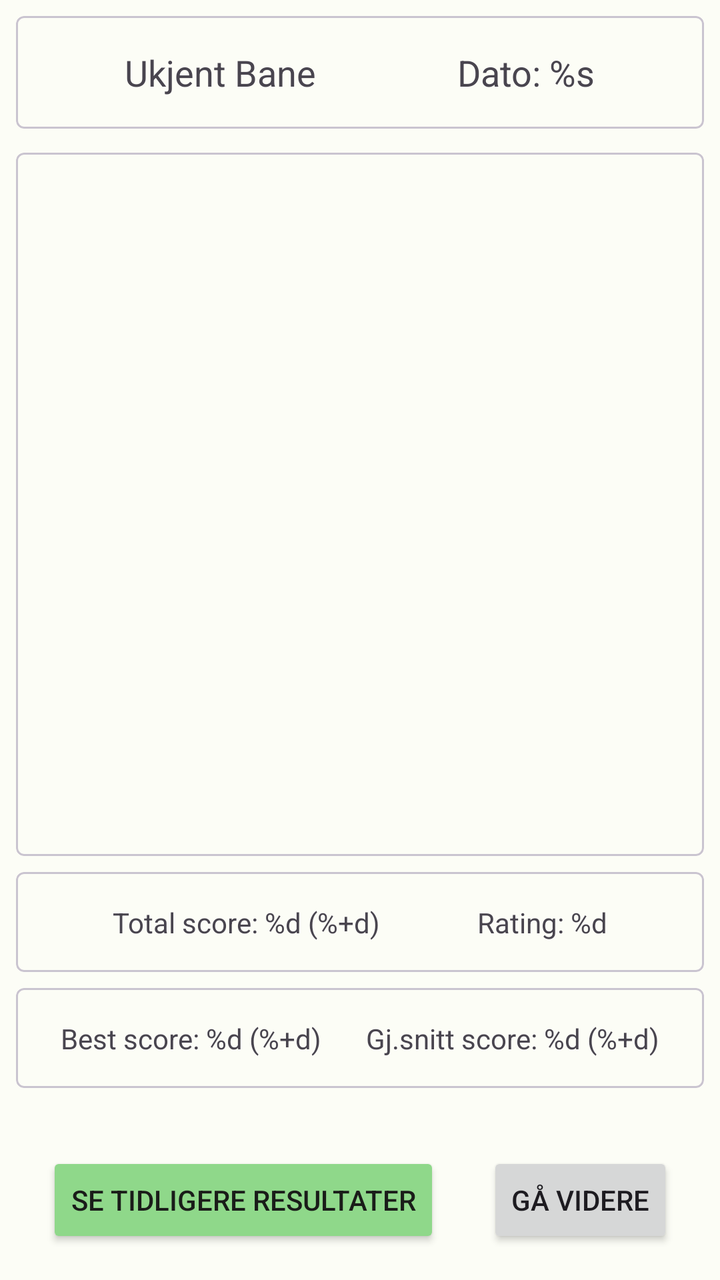
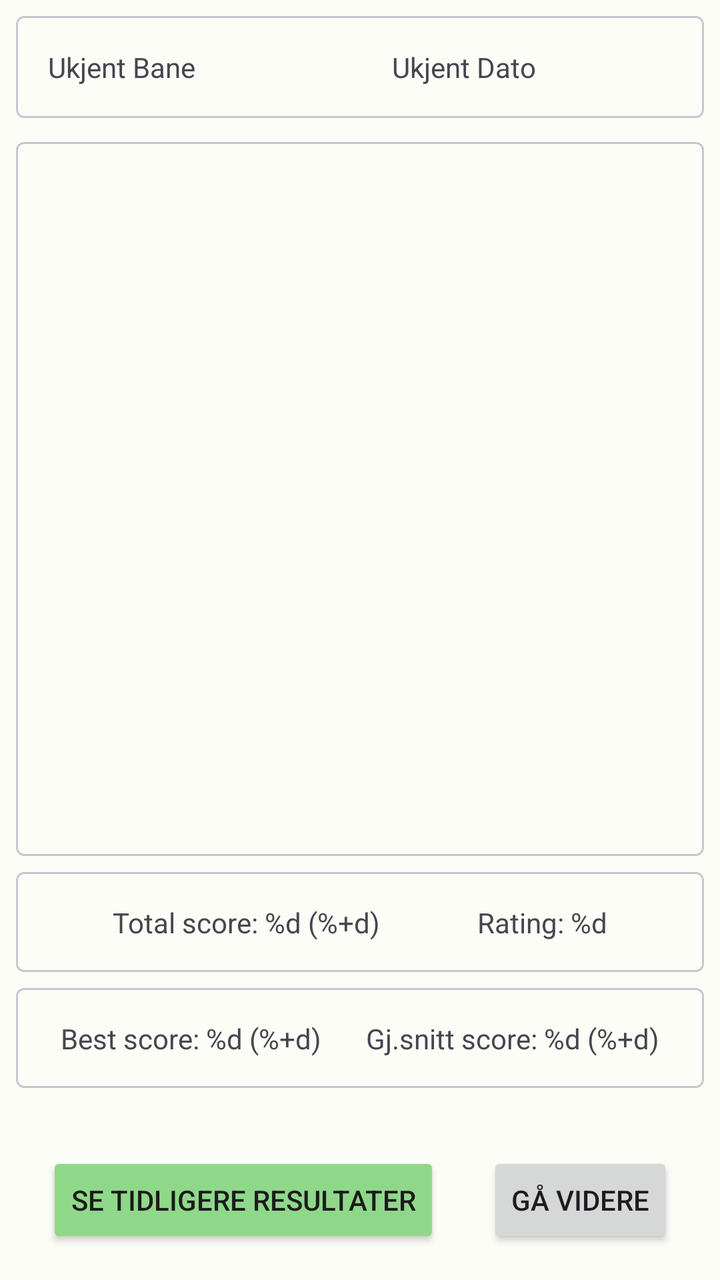

Screens rendered from an Android XML layout before and after an edit, with the pre-edit source and the edit as a unified diff.
<!-- AndroidManifest.xml: application theme Theme.DiscgolfApp -->
<!-- res/layout/fragment_score_board.xml -->
<?xml version="1.0" encoding="utf-8"?>
<androidx.constraintlayout.widget.ConstraintLayout xmlns:android="http://schemas.android.com/apk/res/android"
    xmlns:app="http://schemas.android.com/apk/res-auto"
    xmlns:tools="http://schemas.android.com/tools"
    android:layout_width="match_parent"
    android:layout_height="match_parent"
    tools:context=".screens.play.scoreboard.ScoreBoardFragment">

    <com.google.android.material.card.MaterialCardView
        android:id="@+id/scoreBoardHeaderCardView"
        android:layout_width="0dp"
        android:layout_height="wrap_content"
        android:layout_gravity="center"
        android:layout_marginStart="8dp"
        android:layout_marginTop="8dp"
        android:layout_marginEnd="8dp"
        android:layout_marginBottom="4dp"
        app:cardCornerRadius="4dp"
        app:layout_constraintBottom_toTopOf="@+id/finishScoreBoardResultsCardView"
        app:layout_constraintEnd_toEndOf="parent"
        app:layout_constraintStart_toStartOf="parent"
        app:layout_constraintTop_toTopOf="parent">

        <androidx.constraintlayout.widget.ConstraintLayout
            android:layout_width="match_parent"
            android:layout_height="match_parent">

            <TextView
                android:id="@+id/scoreBoardCourseHeader"
                android:layout_width="wrap_content"
                android:layout_height="wrap_content"
                android:padding="16dp"
                android:text="@string/scoreboard_course_name_placeholder"
                android:textSize="18sp"
                app:layout_constraintBottom_toBottomOf="parent"
                app:layout_constraintEnd_toStartOf="@+id/scoreBoardDateHeader"
                app:layout_constraintHorizontal_bias="0.5"
                app:layout_constraintStart_toStartOf="parent"
                app:layout_constraintTop_toTopOf="parent" />

            <TextView
                android:id="@+id/scoreBoardDateHeader"
                android:layout_width="wrap_content"
                android:layout_height="wrap_content"
                android:padding="16dp"
                android:text="@string/scoreboard_date_header"
                android:textSize="18sp"
                app:layout_constraintBottom_toBottomOf="parent"
                app:layout_constraintEnd_toEndOf="parent"
                app:layout_constraintHorizontal_bias="0.5"
                app:layout_constraintStart_toEndOf="@+id/scoreBoardCourseHeader"
                app:layout_constraintTop_toTopOf="parent"
                app:layout_constraintVertical_bias="0.0" />

        </androidx.constraintlayout.widget.ConstraintLayout>

    </com.google.android.material.card.MaterialCardView>

    <com.google.android.material.card.MaterialCardView
        android:id="@+id/finishScoreBoardResultsCardView"
        android:layout_width="0dp"
        android:layout_height="0dp"
        android:layout_gravity="center"
        android:layout_marginStart="8dp"
        android:layout_marginTop="8dp"
        android:layout_marginEnd="8dp"
        android:layout_marginBottom="8dp"
        app:cardCornerRadius="4dp"
        app:layout_constraintBottom_toTopOf="@+id/scoreBoardScoreAndRatingCardView"
        app:layout_constraintEnd_toEndOf="parent"
        app:layout_constraintStart_toStartOf="parent"
        app:layout_constraintTop_toBottomOf="@+id/scoreBoardHeaderCardView">

        <ScrollView
            android:id="@+id/scoreBoardLayout"
            android:layout_width="match_parent"
            android:layout_height="match_parent">

            <LinearLayout
                android:id="@+id/scoreBoardLinearLayout"
                android:layout_width="wrap_content"
                android:layout_height="wrap_content"
                android:layout_margin="8dp"
                android:contentDescription="@string/scoreboard_ll_content_desc"
                android:orientation="vertical" />

        </ScrollView>

    </com.google.android.material.card.MaterialCardView>

    <com.google.android.material.card.MaterialCardView
        android:id="@+id/scoreBoardScoreAndRatingCardView"
        android:layout_width="0dp"
        android:layout_height="50dp"
        android:layout_gravity="center"
        android:layout_marginStart="8dp"
        android:layout_marginEnd="8dp"
        android:layout_marginBottom="8dp"
        app:cardCornerRadius="4dp"
        app:layout_constraintBottom_toTopOf="@+id/scoreBoardBestAndAvgScoreCardView"
        app:layout_constraintEnd_toEndOf="parent"
        app:layout_constraintStart_toStartOf="parent">

        <androidx.constraintlayout.widget.ConstraintLayout
            android:layout_width="match_parent"
            android:layout_height="match_parent">

            <TextView
                android:id="@+id/totalScoreTextView"
                android:layout_width="wrap_content"
                android:layout_height="wrap_content"
                android:text="@string/scoreboard_text_total"
                app:layout_constraintBottom_toBottomOf="parent"
                app:layout_constraintEnd_toStartOf="@+id/round_rating"
                app:layout_constraintHorizontal_bias="0.5"
                app:layout_constraintStart_toStartOf="parent"
                app:layout_constraintTop_toTopOf="parent" />

            <TextView
                android:id="@+id/round_rating"
                android:layout_width="wrap_content"
                android:layout_height="wrap_content"
                android:text="@string/rating_d"
                app:layout_constraintBottom_toBottomOf="parent"
                app:layout_constraintEnd_toEndOf="parent"
                app:layout_constraintHorizontal_bias="0.5"
                app:layout_constraintStart_toEndOf="@+id/totalScoreTextView"
                app:layout_constraintTop_toTopOf="parent" />

        </androidx.constraintlayout.widget.ConstraintLayout>

    </com.google.android.material.card.MaterialCardView>

    <com.google.android.material.card.MaterialCardView
        android:id="@+id/scoreBoardBestAndAvgScoreCardView"
        android:layout_width="0dp"
        android:layout_height="50dp"
        android:layout_gravity="center"
        android:layout_marginStart="8dp"
        android:layout_marginEnd="8dp"
        android:layout_marginBottom="32dp"
        app:cardCornerRadius="4dp"
        app:layout_constraintBottom_toTopOf="@+id/finishScoreBoardButton"
        app:layout_constraintEnd_toEndOf="parent"
        app:layout_constraintStart_toStartOf="parent">

        <androidx.constraintlayout.widget.ConstraintLayout
            android:layout_width="match_parent"
            android:layout_height="match_parent">

            <TextView
                android:id="@+id/bestScoreTextView"
                android:layout_width="wrap_content"
                android:layout_height="wrap_content"
                android:text="@string/scoreboard_text_best_score"
                app:layout_constraintBottom_toBottomOf="parent"
                app:layout_constraintEnd_toStartOf="@+id/avgScoreTextView"
                app:layout_constraintHorizontal_bias="0.5"
                app:layout_constraintHorizontal_chainStyle="spread"
                app:layout_constraintStart_toStartOf="parent"
                app:layout_constraintTop_toTopOf="parent" />

            <TextView
                android:id="@+id/avgScoreTextView"
                android:layout_width="wrap_content"
                android:layout_height="wrap_content"
                android:text="@string/scoreboard_text_average_score"
                app:layout_constraintBottom_toBottomOf="parent"
                app:layout_constraintEnd_toEndOf="parent"
                app:layout_constraintHorizontal_bias="0.5"
                app:layout_constraintStart_toEndOf="@+id/bestScoreTextView"
                app:layout_constraintTop_toTopOf="parent" />
        </androidx.constraintlayout.widget.ConstraintLayout>


    </com.google.android.material.card.MaterialCardView>

    <Button
        android:id="@+id/finishScoreBoardButton"
        android:layout_width="wrap_content"
        android:layout_height="wrap_content"
        android:layout_marginBottom="16dp"
        android:text="@string/finish_scoreboard"
        app:layout_constraintBottom_toBottomOf="parent"
        app:layout_constraintEnd_toEndOf="parent"
        app:layout_constraintHorizontal_bias="0.5"
        app:layout_constraintStart_toEndOf="@+id/showPrevResultsScoreBoardButton" />

    <Button
        android:id="@+id/showPrevResultsScoreBoardButton"
        android:layout_width="wrap_content"
        android:layout_height="wrap_content"
        android:layout_marginBottom="16dp"
        android:backgroundTint="@color/md_theme_dark_surfaceTint"
        android:text="@string/show_prev_results"
        android:textColor="@color/md_theme_dark_background"
        app:layout_constraintBottom_toBottomOf="parent"
        app:layout_constraintEnd_toStartOf="@+id/finishScoreBoardButton"
        app:layout_constraintHorizontal_bias="0.5"
        app:layout_constraintStart_toStartOf="parent" />
</androidx.constraintlayout.widget.ConstraintLayout>
<!-- resources referenced by this layout -->
<resources>
  <color name="md_theme_dark_background">#1A1C19</color>
  <color name="md_theme_dark_surfaceTint">#8FD88A</color>
  <string name="finish_scoreboard">Gå videre</string>
  <string name="rating_d">Rating: %d</string>
  <string name="scoreboard_course_name_placeholder">Ukjent Bane</string>
  <string name="scoreboard_date_header">Dato: %s</string>
  <string name="scoreboard_ll_content_desc">Poeng for runden</string>
  <string name="scoreboard_text_average_score">Gj.snitt score: %d (%+d)</string>
  <string name="scoreboard_text_best_score">Best score: %d (%+d)</string>
  <string name="scoreboard_text_total">Total score: %d (%+d)</string>
  <string name="show_prev_results">Se tidligere resultater</string>
  <color name="md_theme_light_primary">#266C2B</color>
  <color name="md_theme_light_onPrimary">#FFFFFF</color>
  <color name="md_theme_light_primaryContainer">#AAF5A4</color>
  <color name="md_theme_light_onPrimaryContainer">#002204</color>
  <color name="md_theme_light_secondary">#52634F</color>
  <color name="md_theme_light_onSecondary">#FFFFFF</color>
  <color name="md_theme_light_secondaryContainer">#D5E8CF</color>
  <color name="md_theme_light_onSecondaryContainer">#101F10</color>
  <color name="md_theme_light_tertiary">#38656A</color>
  <color name="md_theme_light_onTertiary">#FFFFFF</color>
  <color name="md_theme_light_tertiaryContainer">#BCEBF1</color>
  <color name="md_theme_light_onTertiaryContainer">#001F23</color>
  <color name="md_theme_light_error">#BA1A1A</color>
  <color name="md_theme_light_errorContainer">#FFDAD6</color>
  <color name="md_theme_light_onError">#FFFFFF</color>
  <color name="md_theme_light_onErrorContainer">#410002</color>
  <color name="md_theme_light_background">#FCFDF6</color>
  <color name="md_theme_light_onBackground">#1A1C19</color>
  <color name="md_theme_light_surface">#FCFDF6</color>
  <color name="md_theme_light_onSurface">#1A1C19</color>
  <color name="md_theme_light_surfaceVariant">#DEE5D8</color>
  <color name="md_theme_light_onSurfaceVariant">#424940</color>
  <color name="md_theme_light_outline">#72796F</color>
  <color name="md_theme_light_inverseOnSurface">#F0F1EB</color>
  <color name="md_theme_light_inverseSurface">#2F312D</color>
  <color name="md_theme_light_inversePrimary">#8FD88A</color>
  <!-- unchanged entries left out for length: 1 -->
</resources>

<!-- the commit's change to res/layout/fragment_score_board.xml (unified diff, before → after) -->
@@ -27,30 +27,30 @@
 
             <TextView
                 android:id="@+id/scoreBoardCourseHeader"
-                android:layout_width="wrap_content"
+                android:layout_width="0dp"
                 android:layout_height="wrap_content"
                 android:padding="16dp"
                 android:text="@string/scoreboard_course_name_placeholder"
-                android:textSize="18sp"
                 app:layout_constraintBottom_toBottomOf="parent"
                 app:layout_constraintEnd_toStartOf="@+id/scoreBoardDateHeader"
                 app:layout_constraintHorizontal_bias="0.5"
                 app:layout_constraintStart_toStartOf="parent"
-                app:layout_constraintTop_toTopOf="parent" />
+                app:layout_constraintTop_toTopOf="parent"
+                android:singleLine="false"/>
 
             <TextView
                 android:id="@+id/scoreBoardDateHeader"
-                android:layout_width="wrap_content"
+                android:layout_width="0dp"
                 android:layout_height="wrap_content"
                 android:padding="16dp"
-                android:text="@string/scoreboard_date_header"
-                android:textSize="18sp"
+                android:text="@string/unknown_date"
                 app:layout_constraintBottom_toBottomOf="parent"
                 app:layout_constraintEnd_toEndOf="parent"
                 app:layout_constraintHorizontal_bias="0.5"
                 app:layout_constraintStart_toEndOf="@+id/scoreBoardCourseHeader"
                 app:layout_constraintTop_toTopOf="parent"
-                app:layout_constraintVertical_bias="0.0" />
+                app:layout_constraintVertical_bias="0.0"
+                android:singleLine="false"/>
 
         </androidx.constraintlayout.widget.ConstraintLayout>
 
<!-- resource entries referenced after the edit -->
@@ -5,12 +5,12 @@
   <string name="finish_scoreboard">Gå videre</string>
   <string name="rating_d">Rating: %d</string>
   <string name="scoreboard_course_name_placeholder">Ukjent Bane</string>
-  <string name="scoreboard_date_header">Dato: %s</string>
   <string name="scoreboard_ll_content_desc">Poeng for runden</string>
   <string name="scoreboard_text_average_score">Gj.snitt score: %d (%+d)</string>
   <string name="scoreboard_text_best_score">Best score: %d (%+d)</string>
   <string name="scoreboard_text_total">Total score: %d (%+d)</string>
   <string name="show_prev_results">Se tidligere resultater</string>
+  <string name="unknown_date">Ukjent Dato</string>
   <color name="md_theme_light_primary">#266C2B</color>
   <color name="md_theme_light_onPrimary">#FFFFFF</color>
   <color name="md_theme_light_primaryContainer">#AAF5A4</color>
